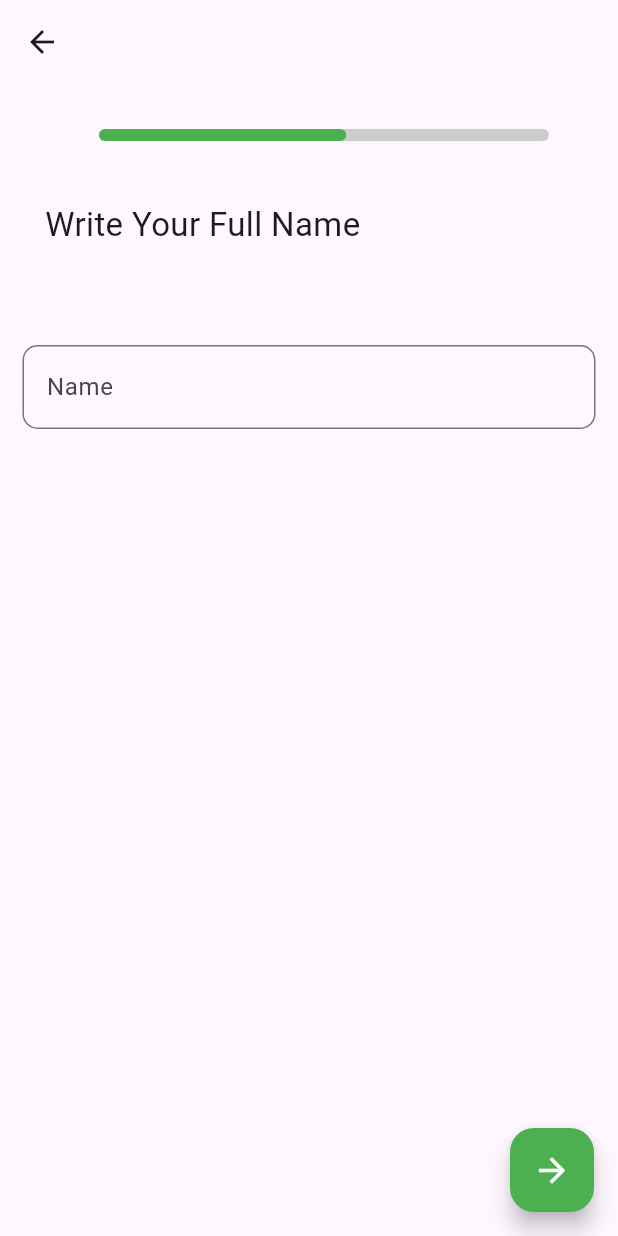
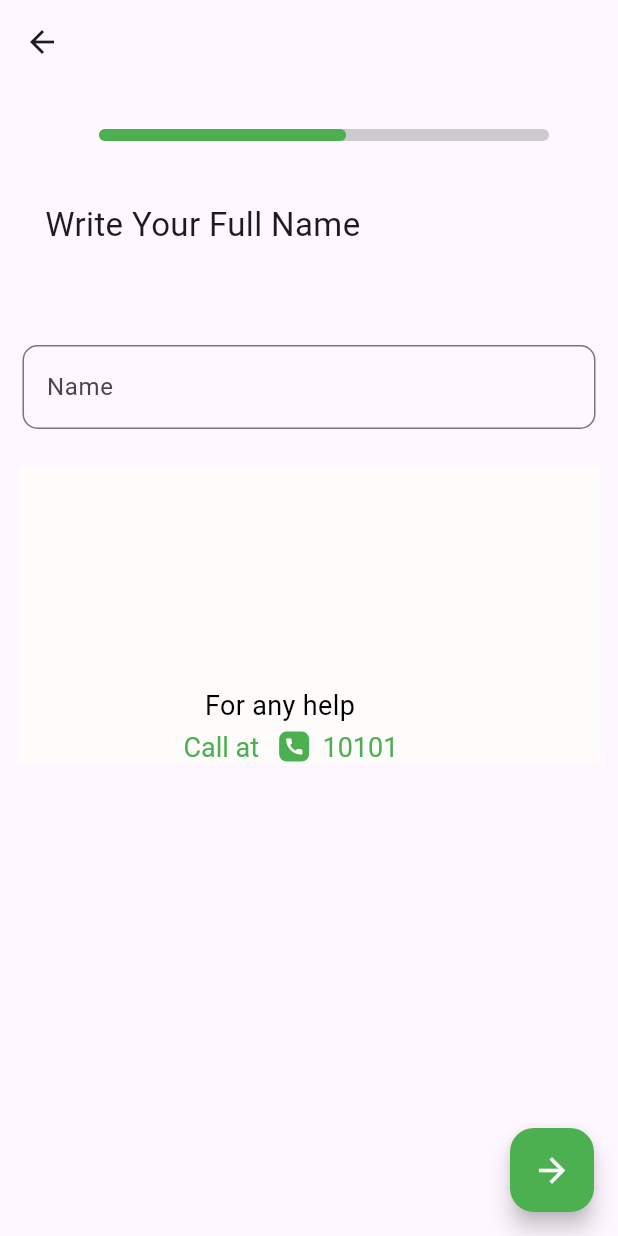
Before and after one commit to ArifHossain123/job_search, a Flutter app: the EnterYourInformation screen opened directly, on a phone screen of 412 x 824 dp. Run offline on Flutter 3.47's test engine with Material 3 defaults, Android fonts, the phone set to English and light mode, and no system bars; our stand-ins replace firebase_auth, firebase_core, font_awesome_flutter, google_sign_in; accounts and stored records are empty.

Commit message:
TextField

```diff
--- a/lib/enter_information.dart
+++ b/lib/enter_information.dart
@@ -11,7 +11,7 @@ class EnterYourInformation extends StatefulWidget {
 class _EnterYourInformationState extends State<EnterYourInformation> {
   @override
   Widget build(BuildContext context) {
-    //final double height = MediaQuery.of(context).size.height;
+    final double height = MediaQuery.of(context).size.height;
     final double width = MediaQuery.of(context).size.width;
     return Scaffold(
       appBar: AppBar(
@@ -90,6 +90,80 @@ class _EnterYourInformationState extends State<EnterYourInformation> {
                           ),
                         ),
                       ),
+                            const SizedBox(
+                        height: 10,
+                      ),
+                      Container(
+                        color: const Color.fromARGB(255, 254, 251, 251),
+                        height: height * 0.24,
+                        width: width * 0.94,
+                        child: Padding(
+                          padding: const EdgeInsets.only(
+                            left: 110,
+                          ),
+                          child: Column(
+                            crossAxisAlignment: CrossAxisAlignment.center,
+                            mainAxisAlignment: MainAxisAlignment.end,
+                            children: <Widget>[
+                              const Row(
+                                children: [
+                                  Text(
+                                    '   For any help',
+                                    style: TextStyle(
+                                      color: Colors.black,
+                                      fontSize: 18,
+                                    ),
+                                  )
+                                ],
+                              ),
+                              const SizedBox(
+                                height: 4,
+                              ),
+                              Row(
+                                children: <Widget>[
+                                  RichText(
+                                    text: TextSpan(
+                                      children: [
+                                        const TextSpan(
+                                          text: 'Call at   ',
+                                          style: TextStyle(
+                                            color: Colors.green,
+                                            fontSize: 18,
+                                          ),
+                                        ),
+                                        WidgetSpan(
+                                          child: Container(
+                                            height: 20,
+                                            width: 20,
+                                            decoration: BoxDecoration(
+                                              color: Colors.green,
+                                              borderRadius:
+                                                  BorderRadius.circular(5),
+                                            ),
+                                            child: const Icon(
+                                              Icons.call,
+                                              size: 14,
+                                              color: Colors.white,
+                                            ),
+                                          ),
+                                        ),
+                                        const TextSpan(
+                                          text: '  10101',
+                                          style: TextStyle(
+                                            color: Colors.green,
+                                            fontSize: 18,
+                                          ),
+                                        )
+                                      ],
+                                    ),
+                                  ),
+                                ],
+                              ),
+                            ],
+                          ),
+                        ),
+                      ),
+
                     ],
                   ),
                 ],
```
